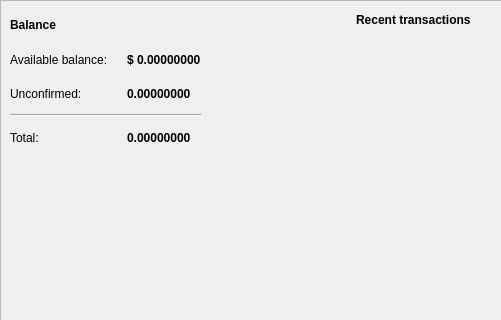
First picture: the form in src/gui/ui/overviewframe.ui, repository niobio-cash/niobiomoneywallet, before the edit; both pictures show x 0 to 501 and y 0 to 320 of the 980 by 590 pixel window.
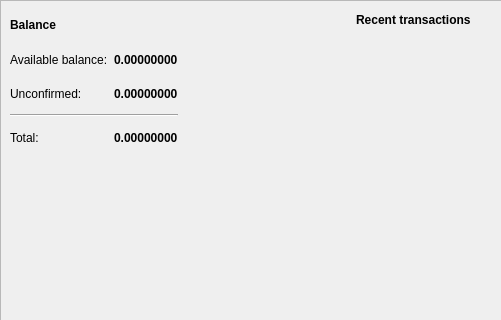
Second picture: the form after the edit.

```diff
--- a/src/gui/ui/overviewframe.ui
+++ b/src/gui/ui/overviewframe.ui
@@ -62,7 +62,7 @@
       <enum>QFrame::Raised</enum>
      </property>
      <layout class="QGridLayout" name="gridLayout_2">
-      <item row="4" column="2">
+      <item row="4" column="1">
        <widget class="QLabel" name="m_totalBalanceLabel">
         <property name="font">
          <font>
@@ -75,6 +75,19 @@
         </property>
        </widget>
       </item>
+      <item row="1" column="1">
+       <widget class="QLabel" name="m_actualBalanceLabel">
+        <property name="font">
+         <font>
+          <weight>75</weight>
+          <bold>true</bold>
+         </font>
+        </property>
+        <property name="text">
+         <string notr="true">0.00000000</string>
+        </property>
+       </widget>
+      </item>
       <item row="4" column="0">
        <widget class="QLabel" name="label_6">
         <property name="text">
@@ -82,6 +95,13 @@
         </property>
        </widget>
       </item>
+      <item row="1" column="2">
+       <widget class="QLabel" name="m_tickerLabel1">
+        <property name="text">
+         <string notr="true"/>
+        </property>
+       </widget>
+      </item>
       <item row="0" column="0">
        <widget class="QLabel" name="label">
         <property name="font">
@@ -109,14 +129,14 @@
         </property>
        </widget>
       </item>
-      <item row="3" column="0" colspan="3">
+      <item row="3" column="0" colspan="2">
        <widget class="Line" name="line">
         <property name="orientation">
          <enum>Qt::Horizontal</enum>
         </property>
        </widget>
       </item>
-      <item row="2" column="2">
+      <item row="2" column="1">
        <widget class="QLabel" name="m_pendingBalanceLabel">
         <property name="font">
          <font>
@@ -129,7 +149,21 @@
         </property>
        </widget>
       </item>
-      <item row="2" column="4">
+      <item row="4" column="2">
+       <widget class="QLabel" name="m_tickerLabel3">
+        <property name="text">
+         <string notr="true"/>
+        </property>
+       </widget>
+      </item>
+      <item row="2" column="2">
+       <widget class="QLabel" name="m_tickerLabel2">
+        <property name="text">
+         <string notr="true"/>
+        </property>
+       </widget>
+      </item>
+      <item row="2" column="3">
        <spacer name="horizontalSpacer_2">
         <property name="orientation">
          <enum>Qt::Horizontal</enum>
@@ -142,40 +176,6 @@
         </property>
        </spacer>
       </item>
-      <item row="1" column="2">
-       <widget class="QLabel" name="m_actualBalanceLabel">
-        <property name="font">
-         <font>
-          <weight>75</weight>
-          <bold>true</bold>
-         </font>
-        </property>
-        <property name="text">
-         <string notr="true">$ 0.00000000</string>
-        </property>
-       </widget>
-      </item>
-      <item row="1" column="1">
-       <widget class="QLabel" name="m_tickerLabel1">
-        <property name="text">
-         <string notr="true"/>
-        </property>
-       </widget>
-      </item>
-      <item row="2" column="1">
-       <widget class="QLabel" name="m_tickerLabel2">
-        <property name="text">
-         <string notr="true"/>
-        </property>
-       </widget>
-      </item>
-      <item row="4" column="1">
-       <widget class="QLabel" name="m_tickerLabel3">
-        <property name="text">
-         <string notr="true"/>
-        </property>
-       </widget>
-      </item>
      </layout>
     </widget>
    </item>
```
